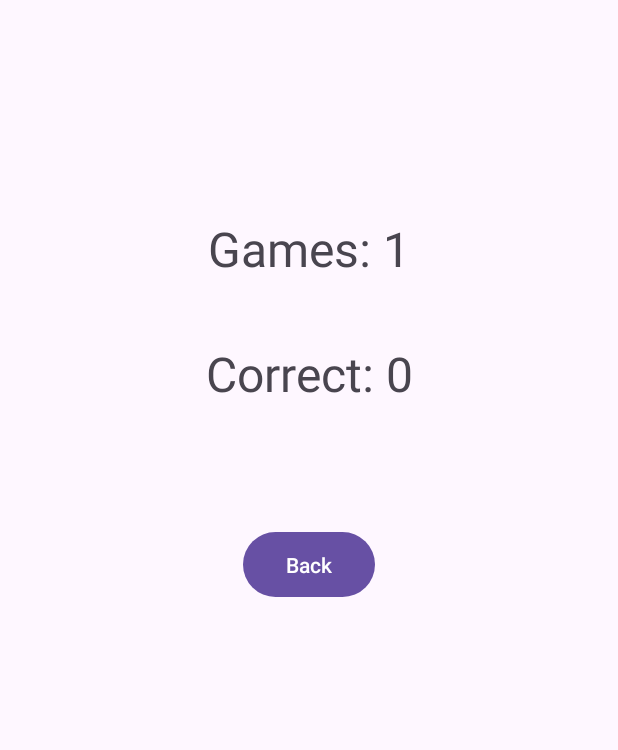
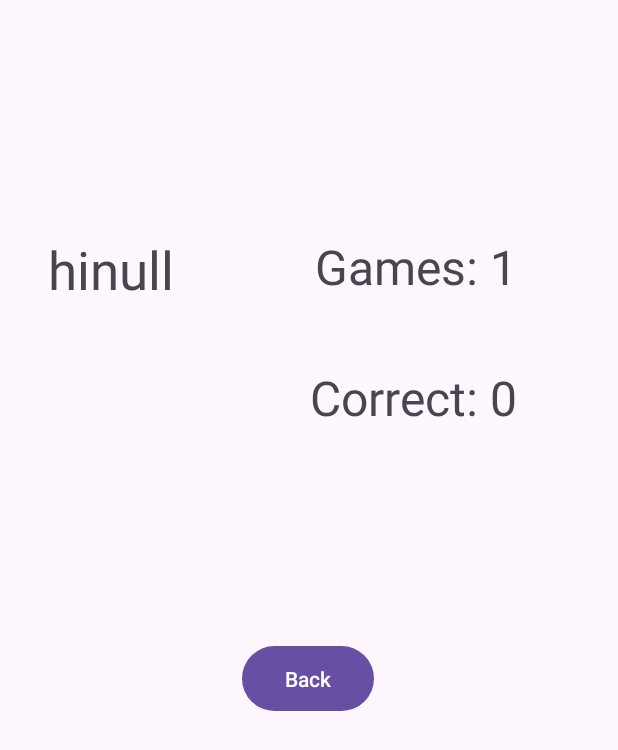
Before and after one commit to mohamedy25/RANDOM_GAME, an Android app: the ScoreActivity screen opened directly, with no data from a screen before it, on a phone screen of 412 x 824 dp. Shown: the top 750 px of the screen. Run offline under Robolectric (Android 15) with nearby library versions, the phone set to English and light mode, and no system bars.

Commit message:
RANDOM_NUM

```diff
--- a/app/src/main/java/com/example/random_num/MainActivity.java
+++ b/app/src/main/java/com/example/random_num/MainActivity.java
@@ -6,6 +6,7 @@ import android.os.Bundle;
 import android.os.Handler;
 import android.view.View;
 import android.widget.Button;
+import android.widget.EditText;
 import android.widget.TextView;
 import androidx.appcompat.app.AppCompatActivity;
 import java.util.Random;
@@ -17,6 +18,7 @@ public class MainActivity extends AppCompatActivity {
     private Handler handler = new Handler();
     private Random random = new Random();
     private boolean istart = false;
+            private EditText name;
 
     private int n1, n2, n3, n4, n5, n6;
     private int matchCount = 0;
@@ -48,12 +50,14 @@ public class MainActivity extends AppCompatActivity {
         count = findViewById(R.id.textView8);
         start = findViewById(R.id.button);
         page = findViewById(R.id.button4);
+        name=findViewById(R.id.editTextText);
         btnNewGame = findViewById(R.id.button3);
 
         page.setOnClickListener(new View.OnClickListener() {
             @Override
             public void onClick(View v) {
                 Intent npage = new Intent(MainActivity.this, ScoreActivity.class);
+                npage.putExtra("NAME", name.getText().toString());
                 startActivity(npage);
             }
         });
--- a/app/src/main/java/com/example/random_num/ScoreActivity.java
+++ b/app/src/main/java/com/example/random_num/ScoreActivity.java
@@ -11,9 +11,9 @@ import androidx.appcompat.app.AppCompatActivity;
 import com.example.random_num.MainActivity;
 
 public class ScoreActivity extends AppCompatActivity {
-    private TextView tvNumGames, tvNumCorrect;
+    private TextView tvNumGames, tvNumCorrect,tvName;
     private Button btnBack;
-    private Intent intent;
+    private Intent intent, receivedIntent;
 
     @Override
     protected void onCreate(Bundle savedInstanceState) {
@@ -22,12 +22,16 @@ public class ScoreActivity extends AppCompatActivity {
         tvNumGames = findViewById(R.id.textView7);
         tvNumCorrect = findViewById(R.id.textView8);
         btnBack = findViewById(R.id.button4);
+        tvName=findViewById(R.id.textView);
 
         intent = new Intent(ScoreActivity.this, MainActivity.class);
+        receivedIntent = getIntent();
+
+        String name = receivedIntent.getStringExtra("NAME");
+        tvName.setText("hi"+name );
 
         tvNumGames.setText("Games: " + MainActivity.pubGame);
         tvNumCorrect.setText("Correct: " + MainActivity.pubCount);
-
         btnBack.setOnClickListener(new View.OnClickListener() {
             @Override
             public void onClick(View view) {
--- a/app/src/main/res/layout/activity_main.xml
+++ b/app/src/main/res/layout/activity_main.xml
@@ -75,6 +75,16 @@
 
     </LinearLayout>
 
+    <EditText
+        android:id="@+id/editTextText"
+        android:layout_width="match_parent"
+        android:layout_height="wrap_content"
+        android:ems="10"
+        android:inputType="text"
+        android:layout_marginTop="40dp"
+        android:gravity="center"
+        android:hint="your Name" />
+
     <TextView
         android:id="@+id/textView7"
         android:layout_width="wrap_content"
@@ -121,4 +131,6 @@
 
             />
     </LinearLayout>
+
+
 </LinearLayout>
--- a/app/src/main/res/layout/activity_score.xml
+++ b/app/src/main/res/layout/activity_score.xml
@@ -12,34 +12,49 @@
         android:id="@+id/textView7"
         android:layout_width="wrap_content"
         android:layout_height="wrap_content"
+        android:layout_marginTop="132dp"
+        android:gravity="center"
         android:text="Games: 0"
         android:textSize="32sp"
-        app:layout_constraintTop_toTopOf="parent"
+        app:layout_constraintEnd_toEndOf="parent"
+        app:layout_constraintHorizontal_bias="0.812"
         app:layout_constraintStart_toStartOf="parent"
-        app:layout_constraintEnd_toEndOf="parent"
-        android:layout_marginTop="120dp"
-        android:gravity="center"/>
+        app:layout_constraintTop_toTopOf="parent" />
 
     <TextView
         android:id="@+id/textView8"
         android:layout_width="wrap_content"
         android:layout_height="wrap_content"
+        android:layout_marginTop="44dp"
+        android:gravity="center"
         android:text="Correct: 0"
         android:textSize="32sp"
-        app:layout_constraintTop_toBottomOf="@id/textView7"
+        app:layout_constraintEnd_toEndOf="parent"
+        app:layout_constraintHorizontal_bias="0.808"
         app:layout_constraintStart_toStartOf="parent"
-        app:layout_constraintEnd_toEndOf="parent"
-        android:layout_marginTop="40dp"
-        android:gravity="center"/>
+        app:layout_constraintTop_toBottomOf="@id/textView7" />
 
     <Button
         android:id="@+id/button4"
         android:layout_width="wrap_content"
         android:layout_height="wrap_content"
+        android:layout_marginTop="140dp"
+        android:padding="12dp"
         android:text="Back"
-        app:layout_constraintTop_toBottomOf="@id/textView8"
+        app:layout_constraintEnd_toEndOf="parent"
+        app:layout_constraintHorizontal_bias="0.498"
         app:layout_constraintStart_toStartOf="parent"
-        app:layout_constraintEnd_toEndOf="parent"
-        android:layout_marginTop="80dp"
-        android:padding="12dp"/>
+        app:layout_constraintTop_toBottomOf="@id/textView8" />
+
+    <TextView
+        android:id="@+id/textView"
+        android:layout_width="wrap_content"
+        android:layout_height="wrap_content"
+        android:layout_marginStart="8dp"
+        android:layout_marginTop="132dp"
+        android:text="TextView"
+        android:textSize="35dp"
+
+        app:layout_constraintStart_toStartOf="parent"
+        app:layout_constraintTop_toTopOf="parent" />
 </androidx.constraintlayout.widget.ConstraintLayout>
```
